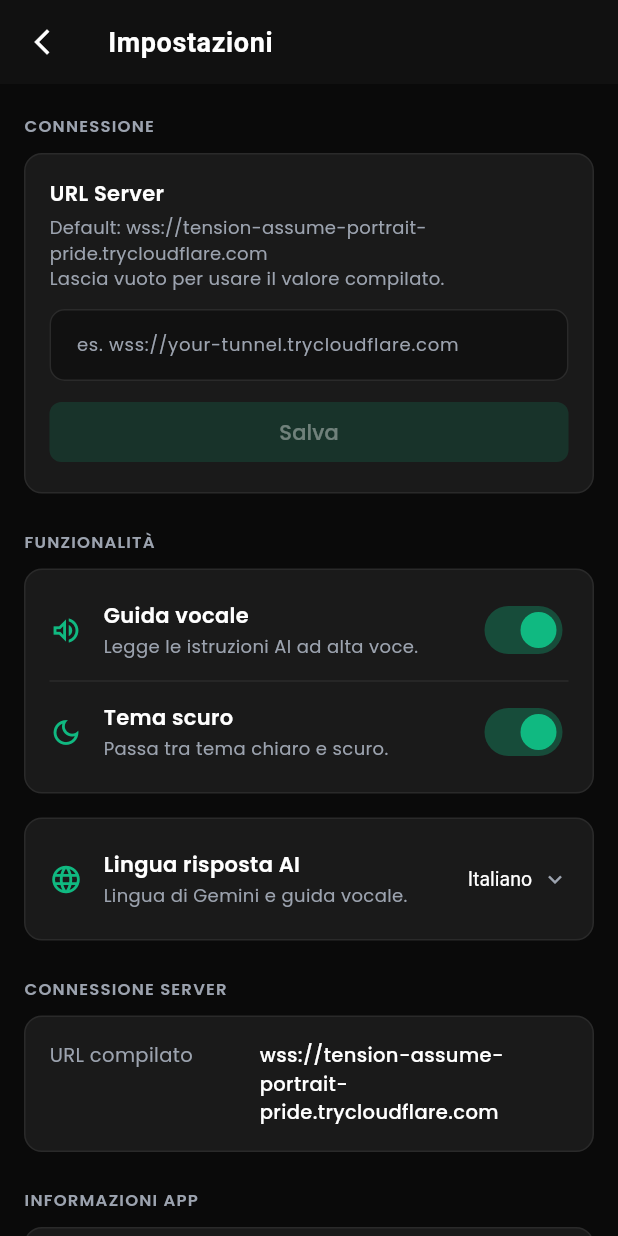
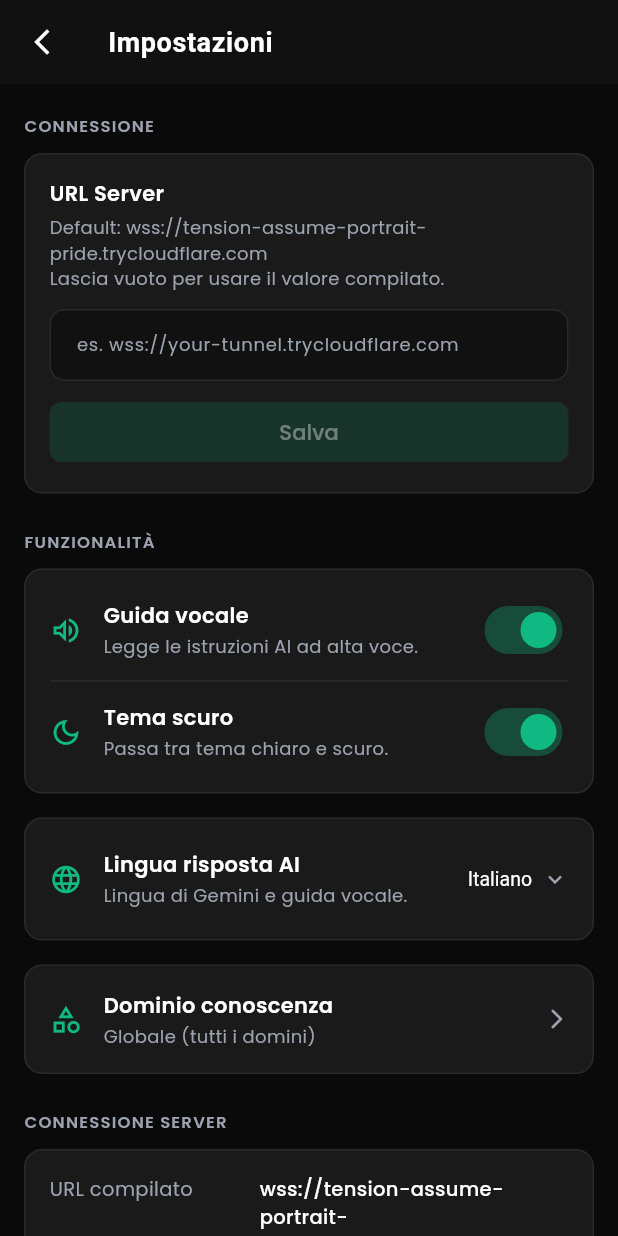
Before and after one commit to Franck1120/physicscopilot, a Flutter app: the SettingsScreen screen opened by its route, on a phone screen of 412 x 824 dp. Run offline on Flutter 3.47's test engine with Material 3 defaults, Android fonts, the phone set to English and light mode, and no system bars; our stand-ins replace app_links, camera, dio, flutter_local_notifications, flutter_riverpod, flutter_tts and 7 more; accounts and stored records are empty.

Commit message:
feat(app): aggiungi tile dominio nelle impostazioni
Settings screen now shows the active domain and navigates to
/domain-selection via context.push, consistent with the home-screen tile.

Co-Authored-By: Claude Sonnet 4.6 <noreply@anthropic.com>

```diff
--- a/app/lib/screens/settings_screen.dart
+++ b/app/lib/screens/settings_screen.dart
@@ -1,6 +1,7 @@
 import 'package:flutter/material.dart';
 import 'package:flutter/services.dart';
 import 'package:flutter_riverpod/flutter_riverpod.dart';
+import 'package:go_router/go_router.dart';
 
 import '../main.dart'
     show kAccent, kBgPrimary, kBgCard, kBgCardBorder, kTextMuted;
@@ -342,6 +343,49 @@ class _SettingsScreenState extends ConsumerState<SettingsScreen> {
             ),
           ),
 
+          const SizedBox(height: 16),
+
+          // ── Domain ────────────────────────────────────────────────────────
+          _Card(
+            child: InkWell(
+              borderRadius: BorderRadius.circular(12),
+              onTap: () {
+                HapticFeedback.selectionClick();
+                context.push('/domain-selection');
+              },
+              child: Row(
+                children: [
+                  const Icon(Icons.category_outlined,
+                      color: kAccent, size: 22),
+                  const SizedBox(width: 14),
+                  Expanded(
+                    child: Column(
+                      crossAxisAlignment: CrossAxisAlignment.start,
+                      children: [
+                        const Text('Dominio conoscenza',
+                            style: TextStyle(
+                                color: Colors.white,
+                                fontSize: 14,
+                                fontWeight: FontWeight.w600)),
+                        const SizedBox(height: 2),
+                        Text(
+                          settings.selectedDomain != null &&
+                                  settings.selectedDomain!.isNotEmpty
+                              ? settings.selectedDomain!
+                              : 'Globale (tutti i domini)',
+                          style: const TextStyle(
+                              color: kTextMuted, fontSize: 12),
+                        ),
+                      ],
+                    ),
+                  ),
+                  const Icon(Icons.arrow_forward_ios_rounded,
+                      color: kTextMuted, size: 16),
+                ],
+              ),
+            ),
+          ),
+
           const SizedBox(height: 24),
 
           // ── Info versione ─────────────────────────────────────────────────
```
